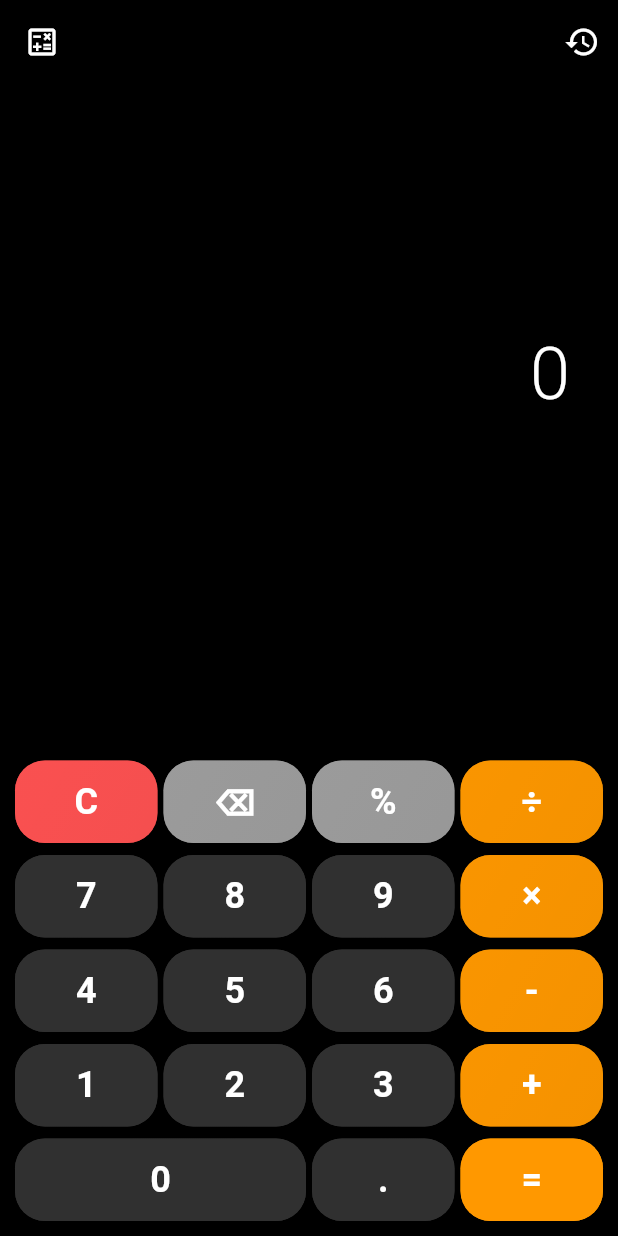
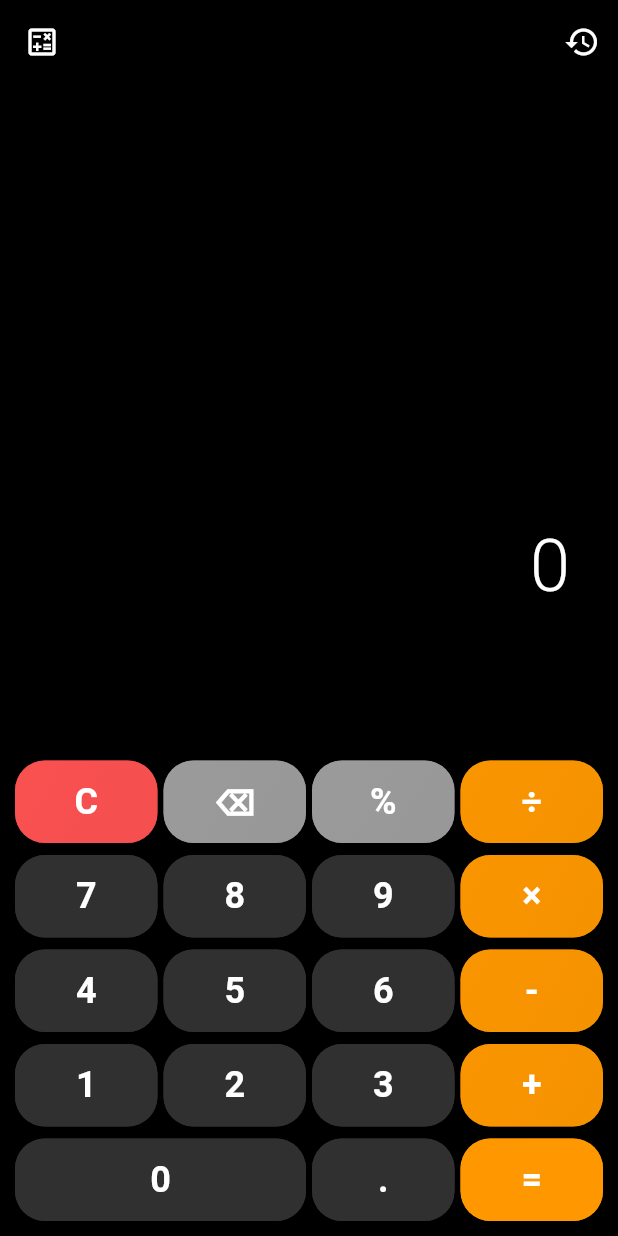
Before and after one commit to umerfaro/testFlutteronIos, a Flutter app: the screen it shows after launch, on a phone screen of 412 x 824 dp. Run offline on Flutter 3.47's test engine with Material 3 defaults, Android fonts, the phone set to English and light mode, and no system bars; our stand-ins replace flutter_riverpod, riverpod_annotation, sqflite, sqflite_common_ffi; accounts and stored records are empty; generated files the repository leaves out were written again.

Commit message:
new Update

```diff
--- a/lib/screens/calculator_screen.dart
+++ b/lib/screens/calculator_screen.dart
@@ -11,6 +11,7 @@ class CalculatorScreen extends ConsumerWidget {
   @override
   Widget build(BuildContext context, WidgetRef ref) {
     final calculator = ref.watch(calculatorProvider);
+    final isScientificMode = calculator.isScientificMode;
 
     return Scaffold(
       backgroundColor: Theme.of(context).colorScheme.surface,
@@ -58,14 +59,18 @@ class CalculatorScreen extends ConsumerWidget {
       body: SafeArea(
         child: Column(
           children: [
+            if (!isScientificMode) const Spacer(flex: 2),
             Expanded(
-              flex: 1,
+              flex: isScientificMode ? 1 : 2,
               child: Display(
                 display: calculator.display,
                 equation: calculator.equation,
               ),
             ),
-            Expanded(flex: 2, child: const CalculatorButtons()),
+            Expanded(
+              flex: isScientificMode ? 2 : 4,
+              child: const CalculatorButtons(),
+            ),
           ],
         ),
       ),
@@ -102,10 +107,10 @@ class CalculatorScreen extends ConsumerWidget {
                           IconButton(
                             icon: const Icon(Icons.delete, color: Colors.white),
                             onPressed: () async {
+                              Navigator.pop(context);
                               await ref
                                   .read(calculatorProvider.notifier)
                                   .clearHistory();
-                              Navigator.pop(context);
                             },
                           ),
                         ],
--- a/lib/widgets/calculator_buttons.dart
+++ b/lib/widgets/calculator_buttons.dart
@@ -20,25 +20,25 @@ class CalculatorButtons extends ConsumerWidget {
               _buildButton(
                 context,
                 'sin',
-                Colors.blue.withOpacity(0.8),
+                Colors.blue.withAlpha((0.8 * 255).toInt()),
                 ref: ref,
               ),
               _buildButton(
                 context,
                 'cos',
-                Colors.blue.withOpacity(0.8),
+                Colors.blue.withAlpha((0.8 * 255).toInt()),
                 ref: ref,
               ),
               _buildButton(
                 context,
                 'tan',
-                Colors.blue.withOpacity(0.8),
+                Colors.blue.withAlpha((0.8 * 255).toInt()),
                 ref: ref,
               ),
               _buildButton(
                 context,
                 'log',
-                Colors.blue.withOpacity(0.8),
+                Colors.blue.withAlpha((0.8 * 255).toInt()),
                 ref: ref,
               ),
             ],
@@ -50,25 +50,25 @@ class CalculatorButtons extends ConsumerWidget {
               _buildButton(
                 context,
                 'x²',
-                Colors.blue.withOpacity(0.8),
+                Colors.blue.withAlpha((0.8 * 255).toInt()),
                 ref: ref,
               ),
               _buildButton(
                 context,
                 'x³',
-                Colors.blue.withOpacity(0.8),
+                Colors.blue.withAlpha((0.8 * 255).toInt()),
                 ref: ref,
               ),
               _buildButton(
                 context,
                 '√',
-                Colors.blue.withOpacity(0.8),
+                Colors.blue.withAlpha((0.8 * 255).toInt()),
                 ref: ref,
               ),
               _buildButton(
                 context,
                 'π',
-                Colors.blue.withOpacity(0.8),
+                Colors.blue.withAlpha((0.8 * 255).toInt()),
                 ref: ref,
               ),
             ],
@@ -81,15 +81,25 @@ class CalculatorButtons extends ConsumerWidget {
             _buildButton(
               context,
               'C',
-              Colors.redAccent.withOpacity(0.8),
+              Colors.redAccent.withAlpha((0.8 * 255).toInt()),
               ref: ref,
             ),
-            _buildButton(context, '⌫', Colors.grey.withOpacity(0.8), ref: ref),
-            _buildButton(context, '%', Colors.grey.withOpacity(0.8), ref: ref),
+            _buildButton(
+              context,
+              '⌫',
+              Colors.grey.withAlpha((0.8 * 255).toInt()),
+              ref: ref,
+            ),
+            _buildButton(
+              context,
+              '%',
+              Colors.grey.withAlpha((0.8 * 255).toInt()),
+              ref: ref,
+            ),
             _buildButton(
               context,
               '÷',
-              Colors.orange.withOpacity(0.8),
+              Colors.orange.withAlpha((0.8 * 255).toInt()),
               ref: ref,
             ),
           ],
@@ -104,7 +114,7 @@ class CalculatorButtons extends ConsumerWidget {
             _buildButton(
               context,
               '×',
-              Colors.orange.withOpacity(0.8),
+              Colors.orange.withAlpha((0.8 * 255).toInt()),
               ref: ref,
             ),
           ],
@@ -119,7 +129,7 @@ class CalculatorButtons extends ConsumerWidget {
             _buildButton(
               context,
               '-',
-              Colors.orange.withOpacity(0.8),
+              Colors.orange.withAlpha((0.8 * 255).toInt()),
               ref: ref,
             ),
           ],
@@ -134,7 +144,7 @@ class CalculatorButtons extends ConsumerWidget {
             _buildButton(
               context,
               '+',
-              Colors.orange.withOpacity(0.8),
+              Colors.orange.withAlpha((0.8 * 255).toInt()),
               ref: ref,
             ),
           ],
@@ -186,7 +196,7 @@ class CalculatorButtons extends ConsumerWidget {
                 gradient: LinearGradient(
                   begin: Alignment.topLeft,
                   end: Alignment.bottomRight,
-                  colors: [color.withOpacity(0.9), color],
+                  colors: [color.withAlpha((0.9 * 255).toInt()), color],
                 ),
               ),
               child: Text(
```
